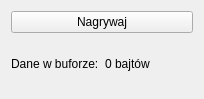
Above: src/sample/mainwindow.ui from sggw-inf-2015-2/kk before the change. Below: the same form after it.
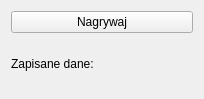
That is the form after the change.

Diff of the .ui file:
```diff
--- a/src/sample/mainwindow.ui
+++ b/src/sample/mainwindow.ui
@@ -27,14 +27,14 @@
       <item>
        <widget class="QLabel" name="label">
         <property name="text">
-         <string>Dane w buforze:</string>
+         <string>Zapisane dane:</string>
         </property>
        </widget>
       </item>
       <item>
        <widget class="QLabel" name="bytes">
         <property name="text">
-         <string>0 bajtów</string>
+         <string/>
         </property>
        </widget>
       </item>
```
